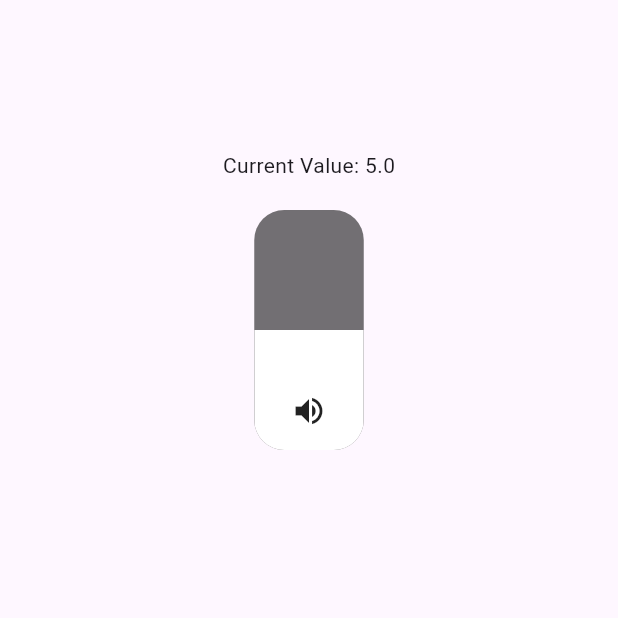
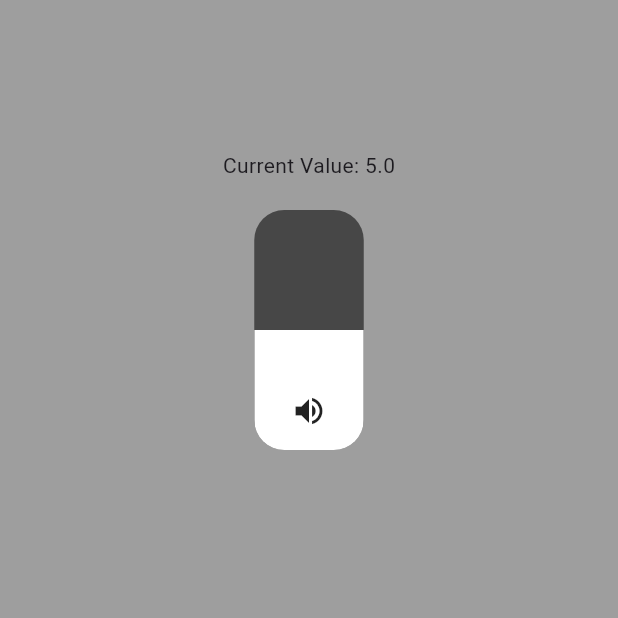
Before and after one commit to Manh-Dung/ios_control_center_slider, a Flutter app: the screen it shows after launch, on a phone screen of 412 x 824 dp, the top half of it. Run offline on Flutter 3.47's test engine with Material 3 defaults, Android fonts, the phone set to English and light mode, and no system bars.

Commit message:
chore(example): enable Material Icons and minor demo tweaks

```diff
--- a/example/lib/main.dart
+++ b/example/lib/main.dart
@@ -27,6 +27,7 @@ class _MyAppState extends State<MyApp> {
       title: 'Ios Control Center Slider Demo',
       theme: ThemeData(primarySwatch: Colors.blue, useMaterial3: true),
       home: Scaffold(
+        backgroundColor: Colors.grey,
         body: Center(
           child: Column(
             children: [
--- a/example/pubspec.yaml
+++ b/example/pubspec.yaml
@@ -15,3 +15,6 @@ dev_dependencies:
   flutter_test:
     sdk: flutter
   flutter_lints: ^5.0.0
+
+flutter:
+  uses-material-design: true
```
